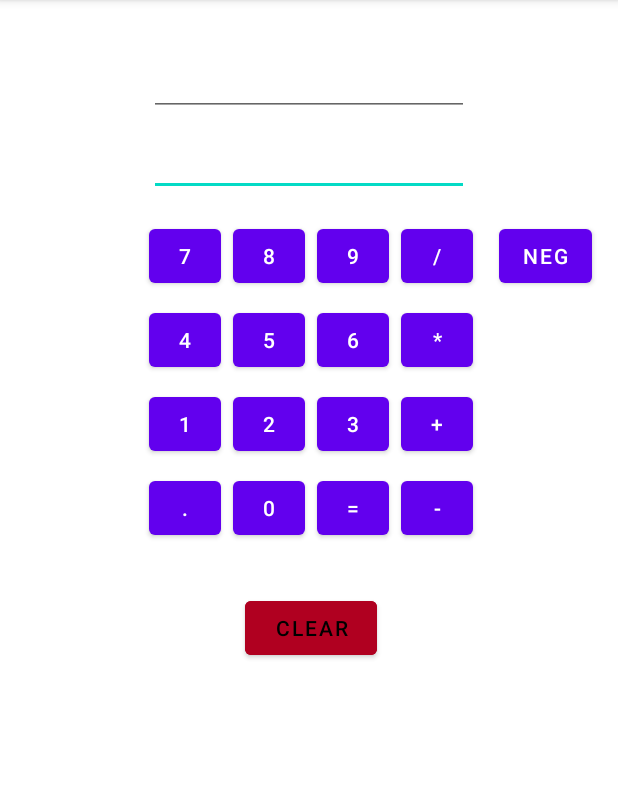
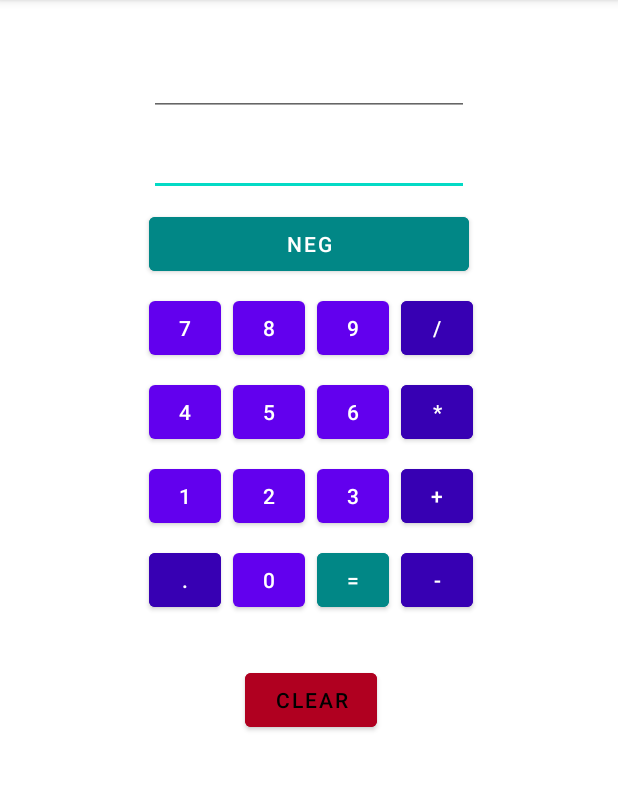
Before and after one commit to AlphaOmarDiallo/Calculator_Android_App, an Android app: the screen it shows after launch (MainActivity), on a phone screen of 412 x 824 dp, the part 84-875 px from its top. Run offline under Robolectric (Android 15) with nearby library versions, the phone set to English and light mode, and no system bars.

Commit message:
layout update - added colors

```diff
--- a/app/src/main/res/layout-land/activity_main.xml
+++ b/app/src/main/res/layout-land/activity_main.xml
@@ -178,6 +178,7 @@
         android:layout_width="48dp"
         android:layout_height="wrap_content"
         android:layout_marginStart="8dp"
+        android:backgroundTint="@color/purple_700"
         android:minWidth="48dp"
         android:minHeight="48dp"
         android:text="@string/_divide"
@@ -189,6 +190,7 @@
         android:layout_width="48dp"
         android:layout_height="wrap_content"
         android:layout_marginStart="8dp"
+        android:backgroundTint="@color/purple_700"
         android:minWidth="48dp"
         android:minHeight="48dp"
         android:text="@string/_multiply"
@@ -200,6 +202,7 @@
         android:layout_width="48dp"
         android:layout_height="wrap_content"
         android:layout_marginStart="8dp"
+        android:backgroundTint="@color/purple_700"
         android:minWidth="48dp"
         android:minHeight="48dp"
         android:text="@string/_plus"
@@ -211,6 +214,7 @@
         android:layout_width="48dp"
         android:layout_height="wrap_content"
         android:layout_marginStart="8dp"
+        android:backgroundTint="@color/purple_700"
         android:minWidth="48dp"
         android:minHeight="48dp"
         android:text="@string/_minus"
@@ -222,6 +226,7 @@
         android:layout_width="48dp"
         android:layout_height="wrap_content"
         android:layout_marginTop="8dp"
+        android:backgroundTint="@color/purple_700"
         android:minWidth="48dp"
         android:minHeight="48dp"
         android:text="@string/_dot"
@@ -234,6 +239,7 @@
         android:layout_width="48dp"
         android:layout_height="wrap_content"
         android:layout_marginStart="8dp"
+        android:backgroundTint="@color/teal_700"
         android:minWidth="48dp"
         android:minHeight="48dp"
         android:text="@string/_equals"
@@ -246,6 +252,7 @@
         android:layout_height="wrap_content"
         android:layout_marginStart="8dp"
         android:layout_marginEnd="8dp"
+        android:backgroundTint="@color/teal_700"
         android:minWidth="48dp"
         android:minHeight="48dp"
         android:text="@string/neg"
--- a/app/src/main/res/layout/activity_main.xml
+++ b/app/src/main/res/layout/activity_main.xml
@@ -127,12 +127,12 @@
         android:id="@+id/button7"
         android:layout_width="48dp"
         android:layout_height="wrap_content"
-        android:layout_marginTop="16dp"
+        android:layout_marginTop="8dp"
         android:minWidth="48dp"
         android:minHeight="48dp"
         android:text="@string/_7"
-        app:layout_constraintStart_toStartOf="@+id/editTextNumberSignedNewNumber"
-        app:layout_constraintTop_toBottomOf="@+id/editTextNumberSignedNewNumber" />
+        app:layout_constraintStart_toStartOf="@+id/buttonNeg"
+        app:layout_constraintTop_toBottomOf="@+id/buttonNeg" />
 
     <Button
         android:id="@+id/button8"
@@ -161,6 +161,7 @@
         android:layout_width="48dp"
         android:layout_height="wrap_content"
         android:layout_marginStart="8dp"
+        android:backgroundTint="@color/purple_700"
         android:minWidth="48dp"
         android:minHeight="48dp"
         android:text="@string/_divide"
@@ -172,6 +173,7 @@
         android:layout_width="48dp"
         android:layout_height="wrap_content"
         android:layout_marginStart="8dp"
+        android:backgroundTint="@color/purple_700"
         android:minWidth="48dp"
         android:minHeight="48dp"
         android:text="@string/_multiply"
@@ -183,6 +185,7 @@
         android:layout_width="48dp"
         android:layout_height="wrap_content"
         android:layout_marginStart="8dp"
+        android:backgroundTint="@color/purple_700"
         android:minWidth="48dp"
         android:minHeight="48dp"
         android:text="@string/_plus"
@@ -194,6 +197,7 @@
         android:layout_width="48dp"
         android:layout_height="wrap_content"
         android:layout_marginStart="8dp"
+        android:backgroundTint="@color/purple_700"
         android:minWidth="48dp"
         android:minHeight="48dp"
         android:text="@string/_minus"
@@ -205,6 +209,7 @@
         android:layout_width="48dp"
         android:layout_height="wrap_content"
         android:layout_marginTop="8dp"
+        android:backgroundTint="@color/purple_700"
         android:minWidth="48dp"
         android:minHeight="48dp"
         android:text="@string/_dot"
@@ -216,6 +221,7 @@
         android:layout_width="48dp"
         android:layout_height="wrap_content"
         android:layout_marginStart="8dp"
+        android:backgroundTint="@color/teal_700"
         android:minWidth="48dp"
         android:minHeight="48dp"
         android:text="@string/_equals"
@@ -224,16 +230,16 @@
 
     <Button
         android:id="@+id/buttonNeg"
-        android:layout_width="wrap_content"
+        android:layout_width="0dp"
         android:layout_height="wrap_content"
-        android:layout_marginStart="8dp"
-        android:layout_marginEnd="8dp"
+        android:layout_marginTop="8dp"
+        android:backgroundTint="@color/teal_700"
         android:minWidth="48dp"
         android:minHeight="48dp"
         android:text="@string/neg"
-        app:layout_constraintBaseline_toBaselineOf="@+id/buttonDivide"
-        app:layout_constraintEnd_toEndOf="parent"
-        app:layout_constraintStart_toEndOf="@+id/buttonDivide" />
+        app:layout_constraintEnd_toEndOf="@+id/editTextNumberSignedNewNumber"
+        app:layout_constraintStart_toStartOf="@+id/editTextNumberSignedNewNumber"
+        app:layout_constraintTop_toBottomOf="@+id/editTextNumberSignedNewNumber" />
 
     <Button
         android:id="@+id/buttonClear"
```
